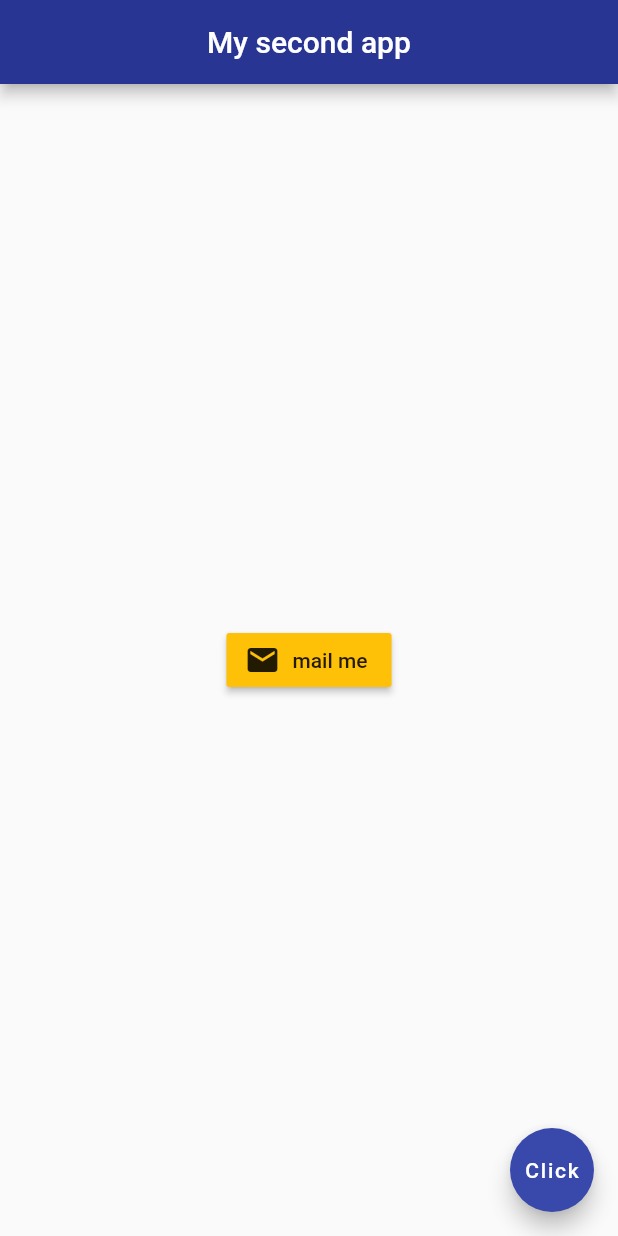
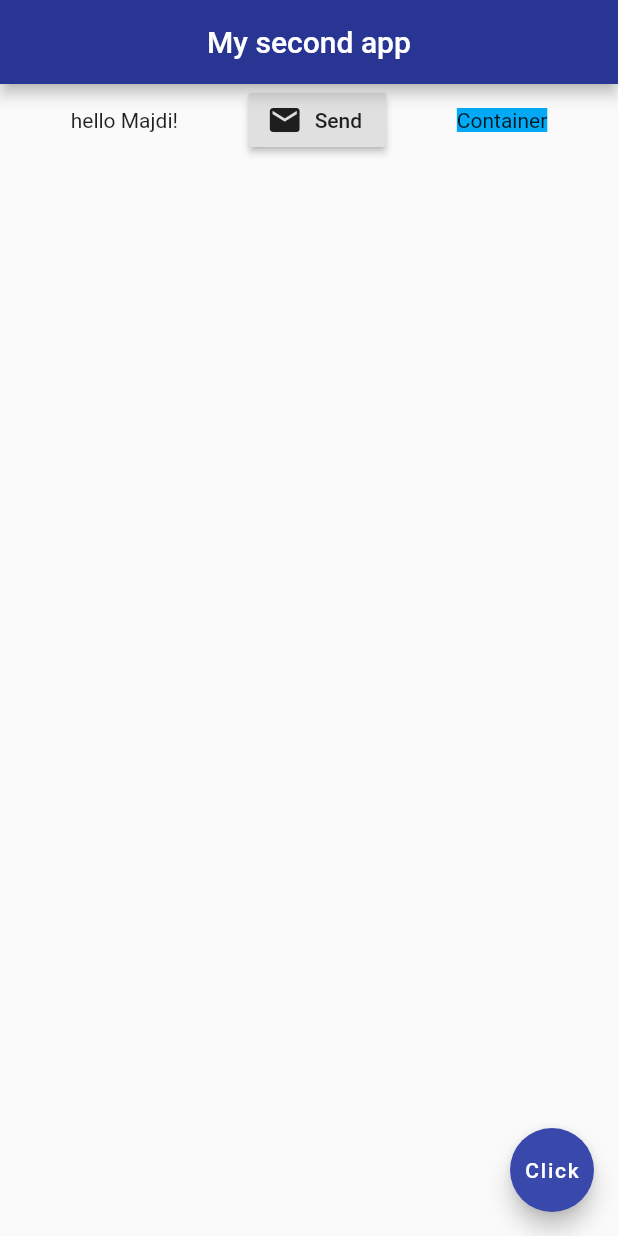
Before and after one commit to Majdi-Zlitni/LearningFlutter, a Flutter app: the screen it shows after launch, on a phone screen of 412 x 824 dp. Run offline on Flutter 3.47's test engine with Material 2 defaults, Android fonts, the phone set to English and light mode, and no system bars.

Commit message:
row and mainaxis, crossaxis

```diff
--- a/lib/main.dart
+++ b/lib/main.dart
@@ -15,17 +15,22 @@ class Home extends StatelessWidget {//to enable hot reload
           centerTitle: true,// bch nhotoh fi el wast
           backgroundColor: Colors.indigo[800],//to change the default color of the navbar
         ),
-        body: Center(//body howa el widget el wastaniya w Centre maanetha bch nguedou ely fiwasset el body el kol in center
-          child: RaisedButton.icon(
-            onPressed: (){
-              print('it hurts me senpai');
-            },
-            icon: Icon(
-              Icons.mail
+        body: Row(
+          mainAxisAlignment: MainAxisAlignment.spaceEvenly,
+          //crossAxisAlignment: CrossAxisAlignment.start,
+          children: <Widget>[
+            Text("hello Majdi!"),
+            RaisedButton.icon(onPressed:(){},
+              icon: Icon(
+                Icons.mail
+              ),
+              label: Text("Send"),
             ),
-            label: Text('mail me'),
-            color: Colors.amber,
-          )
+            Container(
+              color: Colors.lightBlue,
+              child: Text("Container"),
+            ),
+          ],
         ),
         floatingActionButton: FloatingActionButton(
           onPressed: () {  },//proprities lazemha tkoun maa el FloatingActionButton bch kif nenzlou taamel haja
@@ -37,6 +42,7 @@ class Home extends StatelessWidget {//to enable hot reload
   }
 }
 /*
-RaisedButon.icon tnajem thot fih text
-IconButoon ma tnajemch thot fih text
+nestaamlo row bch nhoto fih widget okhrin
+nestaamlou mainAxisAlignment : MainAxisAlignment.spaceEvenly, bch ykhali space between the elements
+crossAxisAlignment: CrossAxisAlignment.start, bch ykhali space in the y axe verticaly
  */
```
